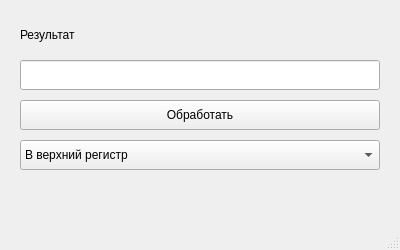
First picture: the form in mainwindow.ui, repository zloy4/Qt, before the edit.
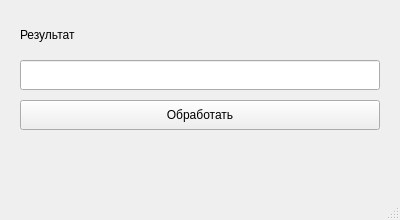
Second picture: the form after the edit.

The edit to the form file:
```diff
--- a/mainwindow.ui
+++ b/mainwindow.ui
@@ -7,7 +7,7 @@
     <x>0</x>
     <y>0</y>
     <width>400</width>
-    <height>250</height>
+    <height>220</height>
    </rect>
   </property>
   <property name="windowTitle">
@@ -50,36 +50,6 @@
      <string>Обработать</string>
     </property>
    </widget>
-   <widget class="QComboBox" name="modeComboBox">
-    <property name="geometry">
-     <rect>
-      <x>20</x>
-      <y>140</y>
-      <width>360</width>
-      <height>30</height>
-     </rect>
-    </property>
-    <item>
-     <property name="text">
-      <string>В верхний регистр</string>
-     </property>
-    </item>
-    <item>
-     <property name="text">
-      <string>В нижний регистр</string>
-     </property>
-    </item>
-    <item>
-     <property name="text">
-      <string>Обратный порядок</string>
-     </property>
-    </item>
-    <item>
-     <property name="text">
-      <string>Удалить пробелы</string>
-     </property>
-    </item>
-   </widget>
   </widget>
   <widget class="QStatusBar" name="statusbar"/>
  </widget>
```
Left out of the diff: 2 changed lines with no effect on the pictures.
